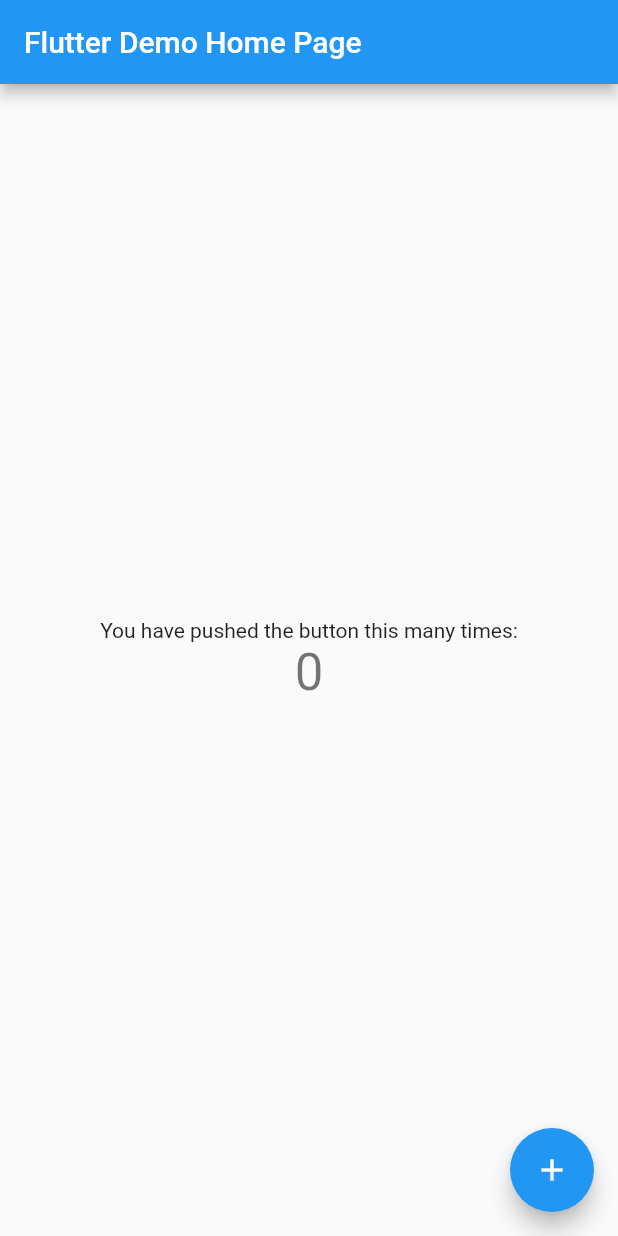
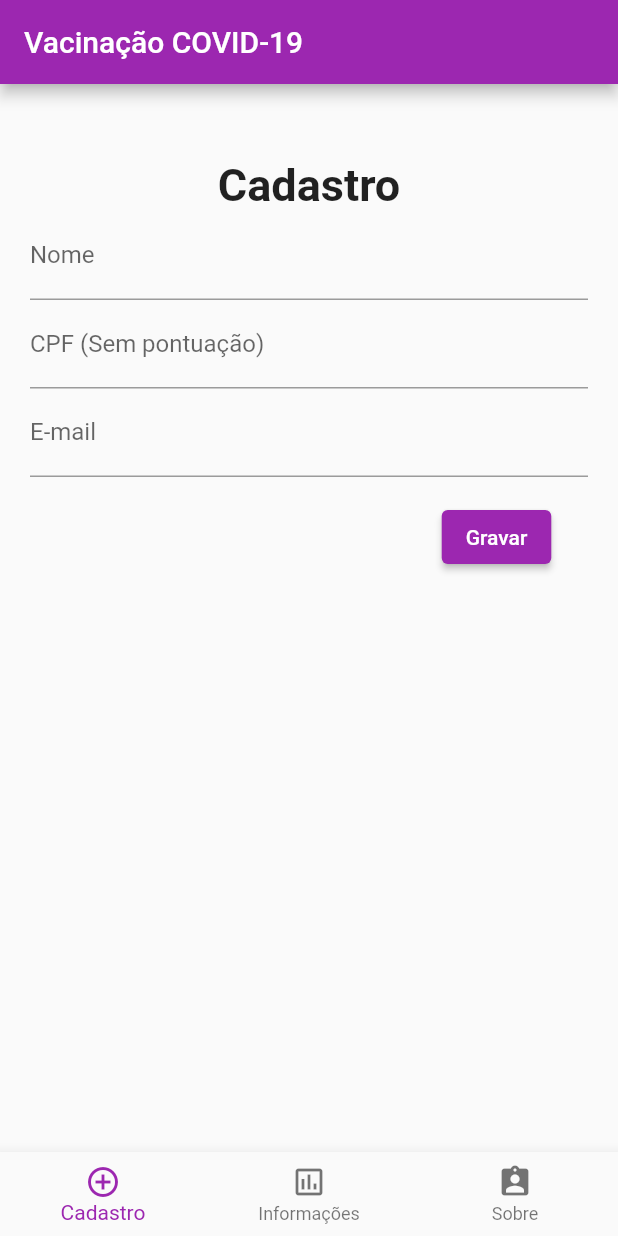
Before and after one commit to mathiasarturschulz/flutter_animations, a Flutter app: the screen it shows after launch, on a phone screen of 412 x 824 dp. Run offline on Flutter 3.47's test engine with Material 2 defaults, Android fonts, the phone set to English and light mode, and no system bars.

Commit message:
[UPD] Atualizado o arquivo main

```diff
--- a/lib/main.dart
+++ b/lib/main.dart
@@ -1,113 +1,245 @@
 import 'package:flutter/material.dart';
 
-void main() {
-  runApp(MyApp());
-}
+void main() => runApp(MyApp());
 
+// variavel que controla o número de vacinas, por padrão começa em 19897
+var numVacinas = 19897;
+
+// Widget principal da aplicação
 class MyApp extends StatelessWidget {
-  // This widget is the root of your application.
-  @override
   Widget build(BuildContext context) {
     return MaterialApp(
-      title: 'Flutter Demo',
-      theme: ThemeData(
-        // This is the theme of your application.
-        //
-        // Try running your application with "flutter run". You'll see the
-        // application has a blue toolbar. Then, without quitting the app, try
-        // changing the primarySwatch below to Colors.green and then invoke
-        // "hot reload" (press "r" in the console where you ran "flutter run",
-        // or simply save your changes to "hot reload" in a Flutter IDE).
-        // Notice that the counter didn't reset back to zero; the application
-        // is not restarted.
-        primarySwatch: Colors.blue,
-      ),
-      home: MyHomePage(title: 'Flutter Demo Home Page'),
+      home: Start(),
     );
   }
 }
 
-class MyHomePage extends StatefulWidget {
-  MyHomePage({Key key, this.title}) : super(key: key);
-
-  // This widget is the home page of your application. It is stateful, meaning
-  // that it has a State object (defined below) that contains fields that affect
-  // how it looks.
-
-  // This class is the configuration for the state. It holds the values (in this
-  // case the title) provided by the parent (in this case the App widget) and
-  // used by the build method of the State. Fields in a Widget subclass are
-  // always marked "final".
-
-  final String title;
-
-  @override
-  _MyHomePageState createState() => _MyHomePageState();
+class Start extends StatefulWidget {
+  Start({Key key}) : super(key: key);
+  _Start createState() => _Start();
 }
 
-class _MyHomePageState extends State<MyHomePage> {
-  int _counter = 0;
+class _Start extends State {
+  // variavel que controla a página atual
+  var _currentPage = 0;
+  var _pages = [
+    PageCadastro(),
+    PageInformacoes(),
+    PageSobre(),
+  ];
 
-  void _incrementCounter() {
+  Widget build(BuildContext context) {
+    return MaterialApp(
+      home: Scaffold(
+        appBar: AppBar(
+          title: Text('Vacinação COVID-19'),
+        ),
+        body: Center(child: _pages.elementAt(_currentPage)),
+        bottomNavigationBar: BottomNavigationBar(
+            items: [
+              BottomNavigationBarItem(
+                  icon: Icon(Icons.add_circle_outline),
+                  label: 'Cadastro',
+              ),
+              BottomNavigationBarItem(
+                  icon: Icon(Icons.assessment_outlined),
+                  label: 'Informações',
+              ),
+              BottomNavigationBarItem(
+                  icon: Icon(Icons.assignment_ind_rounded),
+                  label: 'Sobre'
+              ),
+            ],
+            currentIndex: _currentPage,
+            fixedColor: Colors.purple,
+            onTap: (int inIndex) {
               setState(() {
-      // This call to setState tells the Flutter framework that something has
-      // changed in this State, which causes it to rerun the build method below
-      // so that the display can reflect the updated values. If we changed
-      // _counter without calling setState(), then the build method would not be
-      // called again, and so nothing would appear to happen.
-      _counter++;
+                _currentPage = inIndex;
               });
+            }),
+      ),
+      theme: ThemeData(
+        primarySwatch: Colors.purple,
+      ),
+    );
+  }
 }
 
-  @override
+class Usuario {
+  String nome = '';
+  String cpf = '';
+  String email = '';
+}
+
+class PageCadastro extends StatelessWidget {
+  static const optionStyle = TextStyle(fontSize: 30, fontWeight: FontWeight.bold);
+  Usuario _usuario = new Usuario();
+  GlobalKey<FormState> _formKey = new GlobalKey<FormState>();
+
   Widget build(BuildContext context) {
-    // This method is rerun every time setState is called, for instance as done
-    // by the _incrementCounter method above.
-    //
-    // The Flutter framework has been optimized to make rerunning build methods
-    // fast, so that you can just rebuild anything that needs updating rather
-    // than having to individually change instances of widgets.
     return Scaffold(
-      appBar: AppBar(
-        // Here we take the value from the MyHomePage object that was created by
-        // the App.build method, and use it to set our appbar title.
-        title: Text(widget.title),
+      body: Container(
+        padding: EdgeInsets.only(right: 20, left: 20, top: 50),
+        child: Form(
+          key: this._formKey,
+          child: Column(
+            children: [
+              // cadastro
+              Text('Cadastro', style: optionStyle),
+              // campo nome
+              TextFormField(
+                keyboardType: TextInputType.name,
+                validator: (String value) {
+                  print(value);
+                  if (value.length == 0) {
+                    return 'O campo de nome é obrigatório';
+                  }
+                  return null;
+                },
+                onSaved: (String value) {
+                  this._usuario.nome = value;
+                },
+                decoration: InputDecoration(
+                    hintText: 'Fulano da Silva',
+                    labelText: 'Nome',
                 ),
-      body: Center(
-        // Center is a layout widget. It takes a single child and positions it
-        // in the middle of the parent.
-        child: Column(
-          // Column is also a layout widget. It takes a list of children and
-          // arranges them vertically. By default, it sizes itself to fit its
-          // children horizontally, and tries to be as tall as its parent.
-          //
-          // Invoke "debug painting" (press "p" in the console, choose the
-          // "Toggle Debug Paint" action from the Flutter Inspector in Android
-          // Studio, or the "Toggle Debug Paint" command in Visual Studio Code)
-          // to see the wireframe for each widget.
-          //
-          // Column has various properties to control how it sizes itself and
-          // how it positions its children. Here we use mainAxisAlignment to
-          // center the children vertically; the main axis here is the vertical
-          // axis because Columns are vertical (the cross axis would be
-          // horizontal).
-          mainAxisAlignment: MainAxisAlignment.center,
-          children: <Widget>[
-            Text(
-              'You have pushed the button this many times:',
               ),
-            Text(
-              '$_counter',
-              style: Theme.of(context).textTheme.headline4,
+              // campo cpf
+              TextFormField(
+                keyboardType: TextInputType.text,
+                validator: (String value) {
+                  print(value);
+                  if (value.length != 11) {
+                    return 'O campo de CPF é obrigatório e deve possuir 11 caracteres';
+                  }
+                  return null;
+                },
+                onSaved: (String value) {
+                  this._usuario.cpf = value;
+                },
+                decoration: InputDecoration(
+                    hintText: 'xxxyyyzzzww',
+                    labelText: 'CPF (Sem pontuação)',
+                ),
+              ),
+              // campo email
+              TextFormField(
+                keyboardType: TextInputType.name,
+                validator: (String value) {
+                  print(value);
+                  if (value.length == 0) {
+                    return 'O campo de e-mail é obrigatório';
+                  }
+                  return null;
+                },
+                onSaved: (String value) {
+                  this._usuario.email = value;
+                },
+                decoration: InputDecoration(
+                    hintText: 'nome@servidor',
+                    labelText: 'E-mail',
+                ),
+              ),
+              // botão
+              Padding(
+                padding: EdgeInsets.only(top: 16, left: 250),
+                child: ElevatedButton(
+                  onPressed: () {
+                    if (_formKey.currentState.validate()) {
+                      // informa uma mensagem de sucesso
+                      ScaffoldMessenger.of(context).showSnackBar(SnackBar(
+                        content: Text('Vacinação registrada com sucesso! '),
+                        action: SnackBarAction(label: 'Fechar', onPressed:(){}),
+                      ));
+                      // apresenta algumas informações
+                      print('=> Cadastro do usuário: ');
+                      print('Nome: ${_usuario.nome}');
+                      print('E-mail: ${_usuario.email}');
+                      print('CPF: ${_usuario.cpf}');
+                      _formKey.currentState.save();
+                      numVacinas += 1;
+                      // reseta o formulário
+                      _formKey.currentState.reset();
+                    }
+                  },
+                  child: Text('Gravar'),
+                ),
               ),
             ],
           ),
-      ),
-      floatingActionButton: FloatingActionButton(
-        onPressed: _incrementCounter,
-        tooltip: 'Increment',
-        child: Icon(Icons.add),
-      ), // This trailing comma makes auto-formatting nicer for build methods.
+        )
+      )
     );
   }
 }
+
+class PageInformacoes extends StatelessWidget {
+  static const optionStyle = TextStyle(fontSize: 30, fontWeight: FontWeight.bold);
+  GlobalKey<FormState> _formKey = new GlobalKey<FormState>();
+
+  Widget build(BuildContext context) {
+    return Scaffold(
+      body: Container(
+        padding: EdgeInsets.only(right: 20, left: 20, top: 50),
+        child: Form(
+          key: this._formKey,
+          child: Column(
+            children: [
+              Align(
+                alignment: Alignment.center,
+                child: Text('Informações', style: optionStyle),
+              ),
+              Padding(
+                padding: EdgeInsets.only(top: 30),
+                child: Align(
+                  alignment: Alignment.centerLeft,
+                  child: Text(
+                    'Número de pessoas cadastradas para vacinação: ' + numVacinas.toString(),
+                    style: TextStyle(fontSize: 20),
+                  ),
+                ),
+              ),
+            ],
+          ),
+        )
+      )
+    );
+  }
+}
+
+class PageSobre extends StatelessWidget {
+  static const optionStyle = TextStyle(fontSize: 30, fontWeight: FontWeight.bold);
+  GlobalKey<FormState> _formKey = new GlobalKey<FormState>();
+
+  Widget build(BuildContext context) {
+    return Scaffold(
+      body: Container(
+        padding: EdgeInsets.only(right: 20, left: 20, top: 50),
+        child: Form(
+          key: this._formKey,
+          child: Column(
+            children: [
+              Align(
+                alignment: Alignment.center,
+                child: Text('Sobre', style: optionStyle),
+              ),
+              Padding(
+                padding: EdgeInsets.only(top: 30, bottom: 30),
+                child: Align(
+                  alignment: Alignment.center,
+                  child: Text(
+                    'Governo Federal do Brasil',
+                    style: TextStyle(fontSize: 20, fontWeight: FontWeight.bold),
+                  ),
+                ),
+              ),
+              Image.asset(
+                'imagens/governo.jpg'
+              ),
+            ],
+          ),
+        )
+      )
+    );
+  }
+}
```
Lines whose indentation alone changed are shown as unchanged.
